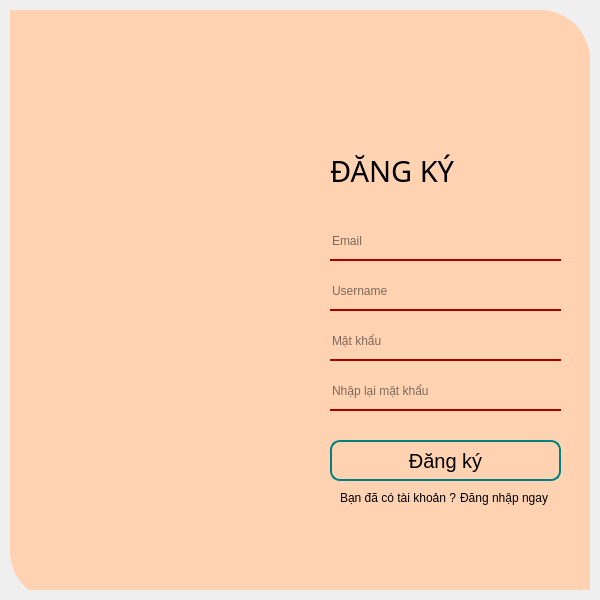
First picture: the form in ui/signin.ui, repository hvuitsme/ComicStoreManager-PySide6, before the edit.
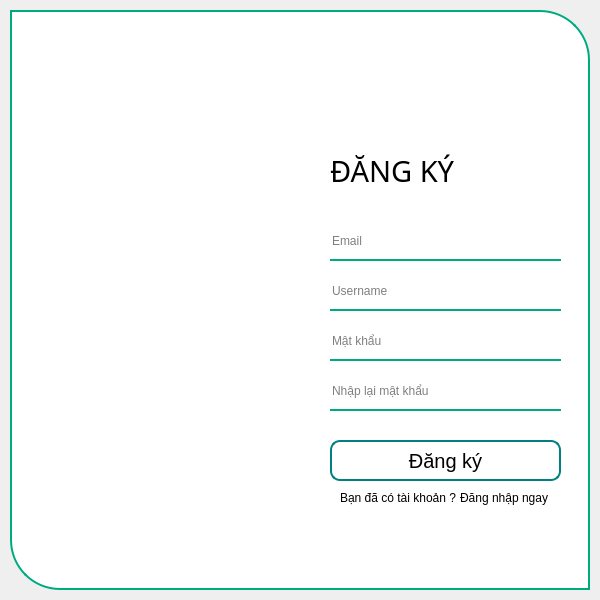
Second picture: the form after the edit. Icons and pictures are not drawn.

What changed in the file:
```diff
--- a/ui/signin.ui
+++ b/ui/signin.ui
@@ -33,9 +33,12 @@
     <item>
      <widget class="QFrame" name="frame">
       <property name="styleSheet">
-       <string notr="true">border-top-right-radius: 50px;
-background-color: rgb(255, 210, 178);
-border-bottom-left-radius: 50px;</string>
+       <string notr="true">#frame.QFrame{
+	border-top-right-radius: 50px;
+	background-color: rgb(255, 255, 255);
+	border-bottom-left-radius: 50px;
+	border:2px solid rgb(0, 170, 127);
+}</string>
       </property>
       <property name="frameShape">
        <enum>QFrame::NoFrame</enum>
@@ -43,15 +46,17 @@
       <widget class="QLabel" name="label_image">
        <property name="geometry">
         <rect>
-         <x>0</x>
-         <y>0</y>
+         <x>2</x>
+         <y>2</y>
          <width>291</width>
-         <height>591</height>
+         <height>576</height>
         </rect>
        </property>
        <property name="styleSheet">
-        <string notr="true">border-top-right-radius: 0px; 
-border-image: url(:/image/resources/pic/lib1.jpg);</string>
+        <string notr="true">#label_image.QLabel{
+border-image: url(:/image/resources/pic/c6e98c7fe62448b1c87bdab855727124.jpg);
+border-bottom-left-radius: 48px;
+}</string>
        </property>
        <property name="text">
         <string/>
@@ -87,7 +92,6 @@
        </property>
        <property name="styleSheet">
         <string notr="true">QPushButton {
-	background-color: rgb(255, 210, 178);
     color: black; /* Màu chữ */
     border: 2px solid #008080; /* Màu xanh mòng két cho viền */
 	border-radius: 10px;
@@ -129,10 +133,9 @@
        </property>
        <property name="styleSheet">
         <string notr="true">border: none;
-background-color: rgb(255, 210, 178);
 padding-bottom: 7px;
 color: rgb(0, 0, 0);
-border-bottom:2px solid rgb(170, 0, 0);</string>
+border-bottom:2px solid rgb(0, 170, 127);</string>
        </property>
        <property name="text">
         <string/>
@@ -152,10 +155,9 @@
        </property>
        <property name="styleSheet">
         <string notr="true">border: none;
-background-color: rgb(255, 210, 178);
 padding-bottom: 7px;
 color: rgb(0, 0, 0);
-border-bottom:2px solid rgb(170, 0, 0);</string>
+border-bottom:2px solid rgb(0, 170, 127);</string>
        </property>
        <property name="placeholderText">
         <string>Mật khẩu</string>
@@ -222,10 +224,9 @@
        </property>
        <property name="styleSheet">
         <string notr="true">border: none;
-background-color: rgb(255, 210, 178);
 padding-bottom: 7px;
 color: rgb(0, 0, 0);
-border-bottom:2px solid rgb(170, 0, 0);</string>
+border-bottom:2px solid rgb(0, 170, 127);</string>
        </property>
        <property name="text">
         <string/>
@@ -245,10 +246,9 @@
        </property>
        <property name="styleSheet">
         <string notr="true">border: none;
-background-color: rgb(255, 210, 178);
 padding-bottom: 7px;
 color: rgb(0, 0, 0);
-border-bottom:2px solid rgb(170, 0, 0);</string>
+border-bottom:2px solid rgb(0, 170, 127);</string>
        </property>
        <property name="placeholderText">
         <string>Email</string>
```
Left out of the diff: 4 changed lines with no effect on the pictures.
